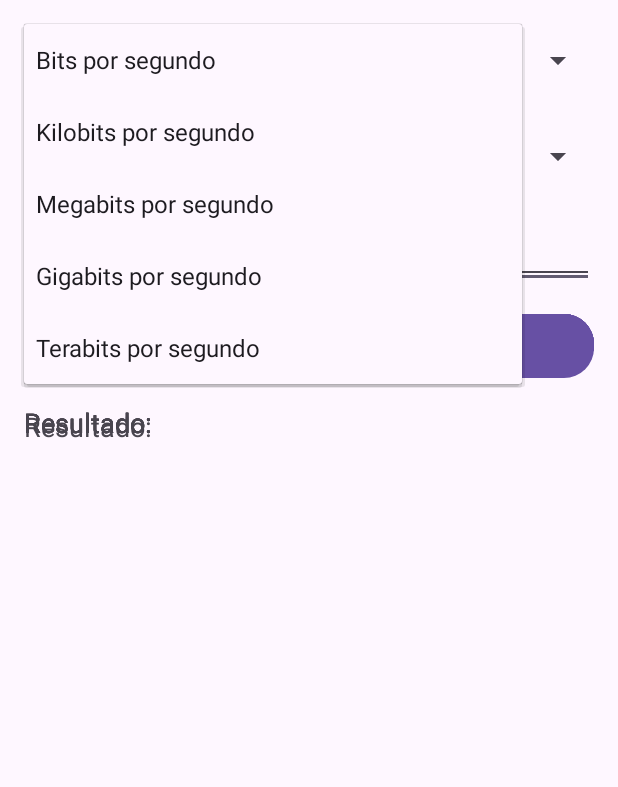
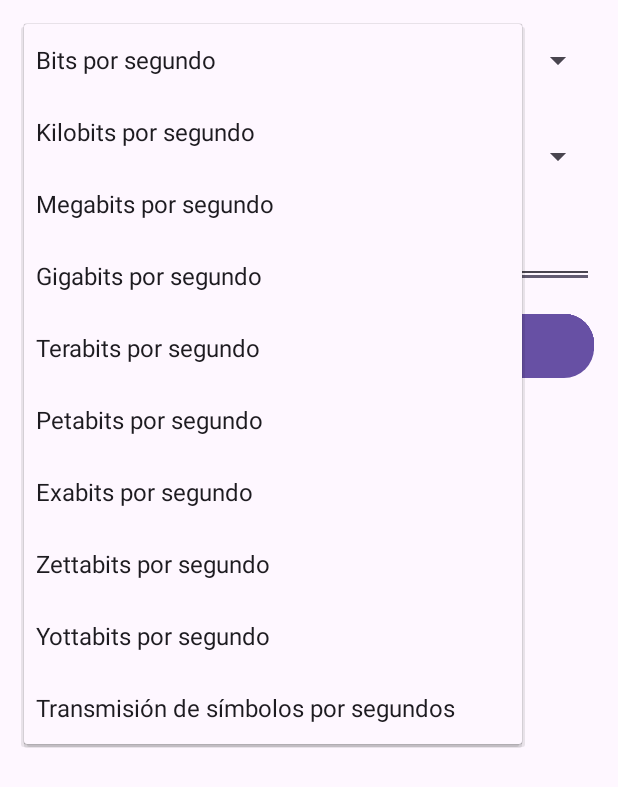
Before and after one commit to eduardosantosugb/Progall-Semi-2025, an Android app: the screen it shows after launch (MainActivity), after a tap on "Dólar", on a phone screen of 412 x 824 dp. Shown: the top 787 px of the screen. Run offline under Robolectric (Android 15) with nearby library versions, the phone set to English and light mode, and no system bars.

Commit message:
Conversores completo, facilito

```diff
--- a/app/src/main/java/com/ugb/miprimeraaplicacion/MainActivity.java
+++ b/app/src/main/java/com/ugb/miprimeraaplicacion/MainActivity.java
@@ -1,4 +1,6 @@
 package com.ugb.miprimeraaplicacion;
+
+
 
 import android.Manifest;
 import android.app.NotificationChannel;
@@ -11,65 +13,32 @@ import androidx.appcompat.app.AppCompatActivity;
 import androidx.core.app.ActivityCompat;
 import androidx.core.app.NotificationCompat;
 import androidx.core.app.NotificationManagerCompat;
-import java.util.HashMap;
-import java.util.Map;
 
 public class MainActivity extends AppCompatActivity {
 
     private TabHost tabHost;
     private final String CHANNEL_ID = "conversion_result";
 
-    // Mapa para almacenar las tasas de conversión
-    private static final Map<String, Double> conversionRates = new HashMap<>();
+    // Matrices para nombres de unidades y tasas de conversión
+    private final String[][] unitNames = {
+            {"Dólar", "Euro", "Libra Esterlina", "Yen Japonés", "Yuan Chino", "Peso Mexicano", "Peso Argentino", "Real Brasileño", "Rublo Ruso", "Franco Suizo"}, // Monedas
+            {"Kilogramo", "Gramo", "Miligramo", "Tonelada", "Libra", "Onza", "Stone", "Microgramo", "Quintal", "Slug"}, // Masa
+            {"Litro", "Mililitro", "Galón", "Pinta", "Taza", "Onza líquida", "Barril", "Metro cúbico", "Decilitro", "Cuarto"}, // Volumen
+            {"Metro", "Centímetro", "Milímetro", "Kilómetro", "Milla", "Yarda", "Pie", "Pulgada", "Nanómetro", "Micrómetro"}, // Longitud
+            {"Byte", "Kilobyte", "Megabyte", "Gigabyte", "Terabyte", "Petabyte", "Exabyte", "Zettabyte", "Yottabyte", "Bit"}, // Almacenamiento
+            {"Segundo", "Minuto", "Hora", "Día", "Semana", "Mes", "Año", "Milisegundo", "Microsegundo", "Nanosegundo"}, // Tiempo
+            {"Bits por segundo", "Kilobits por segundo", "Megabits por segundo", "Gigabits por segundo", "Terabits por segundo", "Petabits por segundo", "Exabits por segundo", "Zettabits por segundo", "Yottabits por segundo", "Transmisión de símbolos por segundos"} // Transferencia de datos
+    };
 
-    static {
-        // Monedas
-        conversionRates.put("Dólar-Euro", 0.92);
-        conversionRates.put("Euro-Dólar", 1.09);
-        conversionRates.put("Colón CR-Dólar", 0.0016);
-        conversionRates.put("Dólar-Colón CR", 624.50);
-        conversionRates.put("Quetzal-Dólar", 0.13);
-        conversionRates.put("Lempira-Dólar", 0.041);
-
-        // Masa
-        conversionRates.put("Kilogramos-Libras", 2.20462);
-        conversionRates.put("Libras-Kilogramos", 0.453592);
-        conversionRates.put("Onzas-Gramos", 28.3495);
-        conversionRates.put("Gramos-Onzas", 0.035274);
-
-        // Volumen
-        conversionRates.put("Litros-Mililitros", 1000.0);
-        conversionRates.put("Mililitros-Litros", 0.001);
-        conversionRates.put("Galones-Litros", 3.78541);
-        conversionRates.put("Litros-Galones", 0.264172);
-
-        // Longitud
-        conversionRates.put("Kilómetros-Millas", 0.621371);
-        conversionRates.put("Millas-Kilómetros", 1.60934);
-        conversionRates.put("Metros-Pies", 3.28084);
-        conversionRates.put("Pies-Metros", 0.3048);
-
-        // Almacenamiento
-        conversionRates.put("Bits-Bytes", 0.125);
-        conversionRates.put("Bytes-Kilobytes", 0.0009765625);
-        conversionRates.put("Kilobytes-Megabytes", 0.0009765625);
-        conversionRates.put("Megabytes-Gigabytes", 0.0009765625);
-        conversionRates.put("Gigabytes-Terabytes", 0.0009765625);
-
-        // Tiempo
-        conversionRates.put("Segundos-Minutos", 0.0166667);
-        conversionRates.put("Minutos-Horas", 0.0166667);
-        conversionRates.put("Horas-Días", 0.0416667);
-        conversionRates.put("Días-Semanas", 0.142857);
-        conversionRates.put("Semanas-Meses", 0.230137);
-        conversionRates.put("Meses-Años", 0.0833333);
-
-        // Transferencia de Datos
-        conversionRates.put("Bits por segundo-Kilobits por segundo", 0.001);
-        conversionRates.put("Kilobits por segundo-Megabits por segundo", 0.001);
-        conversionRates.put("Megabits por segundo-Gigabits por segundo", 0.001);
-        conversionRates.put("Gigabits por segundo-Terabits por segundo", 0.001);
-    }
+    private final double[][] conversionRates = {
+            {1, 0.85, 0.75, 110.53, 6.45, 74.39, 1.25, 1.34, 0.91, 5.26}, // Monedas
+            {1, 1000, 1000000, 0.001, 2.20462, 35.274, 0.15747, 1000000000, 0.01, 0.06852}, // Masa
+            {1, 1000, 0.264172, 2.11338, 4.22675, 33.814, 0.008648, 0.001, 10, 1.05669}, // Volumen
+            {1, 100, 1000, 0.001, 0.000621, 1.09361, 3.28084, 39.3701, 1000000000, 1000000}, // Longitud
+            {1, 0.001, 0.000001, 0.000000001, 0.000000000001, 0.000000000000001, 0.000000000000000001, 0.000000000000000000001, 0.000000000000000000000001, 8}, // Almacenamiento
+            {1, 0.01667, 0.0002778, 0.00001157, 0.00000165, 0.00000038, 0.0000000317, 1000, 1000000, 1000000000}, // Tiempo
+            {1, 0.001, 0.000001, 0.000000001, 0.000000000001, 0.000000000000001, 0.000000000000000001, 0.000000000000000000001, 0.000000000000000000000001, 1} // Transferencia de datos
+    };
 
     @Override
     protected void onCreate(Bundle savedInstanceState) {
@@ -114,15 +83,14 @@ public class MainActivity extends AppCompatActivity {
         EditText txtCantidadMonedas = findViewById(R.id.txtCantidadMonedas);
         TextView lblRespuestaMonedas = findViewById(R.id.lblRespuestaMonedas);
 
-        ArrayAdapter<CharSequence> adapter = ArrayAdapter.createFromResource(
-                this, R.array.monedas_options, android.R.layout.simple_spinner_item);
+        ArrayAdapter<String> adapter = new ArrayAdapter<>(this, android.R.layout.simple_spinner_item, unitNames[0]);
         adapter.setDropDownViewResource(android.R.layout.simple_spinner_dropdown_item);
 
         spnDeMonedas.setAdapter(adapter);
         spnAMonedas.setAdapter(adapter);
 
         btnConvertirMonedas.setOnClickListener(v -> calcularConversion(
-                txtCantidadMonedas, spnDeMonedas, spnAMonedas, lblRespuestaMonedas));
+                txtCantidadMonedas, spnDeMonedas, spnAMonedas, lblRespuestaMonedas, 0));
     }
 
     private void inicializarPestanaMasa() {
@@ -132,15 +100,14 @@ public class MainActivity extends AppCompatActivity {
         EditText txtCantidadMasa = findViewById(R.id.txtCantidadMasa);
         TextView lblRespuestaMasa = findViewById(R.id.lblRespuestaMasa);
 
-        ArrayAdapter<CharSequence> adapter = ArrayAdapter.createFromResource(
-                this, R.array.masa_options, android.R.layout.simple_spinner_item);
+        ArrayAdapter<String> adapter = new ArrayAdapter<>(this, android.R.layout.simple_spinner_item, unitNames[1]);
         adapter.setDropDownViewResource(android.R.layout.simple_spinner_dropdown_item);
 
         spnDeMasa.setAdapter(adapter);
         spnAMasa.setAdapter(adapter);
 
         btnConvertirMasa.setOnClickListener(v -> calcularConversion(
-                txtCantidadMasa, spnDeMasa, spnAMasa, lblRespuestaMasa));
+                txtCantidadMasa, spnDeMasa, spnAMasa, lblRespuestaMasa, 1));
     }
 
     private void inicializarPestanaVolumen() {
@@ -150,15 +117,14 @@ public class MainActivity extends AppCompatActivity {
         EditText txtCantidadVolumen = findViewById(R.id.txtCantidadVolumen);
         TextView lblRespuestaVolumen = findViewById(R.id.lblRespuestaVolumen);
 
-        ArrayAdapter<CharSequence> adapter = ArrayAdapter.createFromResource(
-                this, R.array.volumen_options, android.R.layout.simple_spinner_item);
+        ArrayAdapter<String> adapter = new ArrayAdapter<>(this, android.R.layout.simple_spinner_item, unitNames[2]);
         adapter.setDropDownViewResource(android.R.layout.simple_spinner_dropdown_item);
 
         spnDeVolumen.setAdapter(adapter);
         spnAVolumen.setAdapter(adapter);
 
         btnConvertirVolumen.setOnClickListener(v -> calcularConversion(
-                txtCantidadVolumen, spnDeVolumen, spnAVolumen, lblRespuestaVolumen));
+                txtCantidadVolumen, spnDeVolumen, spnAVolumen, lblRespuestaVolumen, 2));
     }
 
     private void inicializarPestanaLongitud() {
@@ -168,15 +134,14 @@ public class MainActivity extends AppCompatActivity {
         EditText txtCantidadLongitud = findViewById(R.id.txtCantidadLongitud);
         TextView lblRespuestaLongitud = findViewById(R.id.lblRespuestaLongitud);
 
-        ArrayAdapter<CharSequence> adapter = ArrayAdapter.createFromResource(
-                this, R.array.longitud_options, android.R.layout.simple_spinner_item);
+        ArrayAdapter<String> adapter = new ArrayAdapter<>(this, android.R.layout.simple_spinner_item, unitNames[3]);
         adapter.setDropDownViewResource(android.R.layout.simple_spinner_dropdown_item);
 
         spnDeLongitud.setAdapter(adapter);
         spnALongitud.setAdapter(adapter);
 
         btnConvertirLongitud.setOnClickListener(v -> calcularConversion(
-                txtCantidadLongitud, spnDeLongitud, spnALongitud, lblRespuestaLongitud));
+                txtCantidadLongitud, spnDeLongitud, spnALongitud, lblRespuestaLongitud, 3));
     }
 
     private void inicializarPestanaAlmacenamiento() {
@@ -186,15 +151,14 @@ public class MainActivity extends AppCompatActivity {
         EditText txtCantidadAlmacenamiento = findViewById(R.id.txtCantidadAlmacenamiento);
         TextView lblRespuestaAlmacenamiento = findViewById(R.id.lblRespuestaAlmacenamiento);
 
-        ArrayAdapter<CharSequence> adapter = ArrayAdapter.createFromResource(
-                this, R.array.almacenamiento_options, android.R.layout.simple_spinner_item);
+        ArrayAdapter<String> adapter = new ArrayAdapter<>(this, android.R.layout.simple_spinner_item, unitNames[4]);
         adapter.setDropDownViewResource(android.R.layout.simple_spinner_dropdown_item);
 
         spnDeAlmacenamiento.setAdapter(adapter);
         spnAAlmacenamiento.setAdapter(adapter);
 
         btnConvertirAlmacenamiento.setOnClickListener(v -> calcularConversion(
-                txtCantidadAlmacenamiento, spnDeAlmacenamiento, spnAAlmacenamiento, lblRespuestaAlmacenamiento));
+                txtCantidadAlmacenamiento, spnDeAlmacenamiento, spnAAlmacenamiento, lblRespuestaAlmacenamiento, 4));
     }
 
     private void inicializarPestanaTiempo() {
@@ -204,15 +168,14 @@ public class MainActivity extends AppCompatActivity {
         EditText txtCantidadTiempo = findViewById(R.id.txtCantidadTiempo);
         TextView lblRespuestaTiempo = findViewById(R.id.lblRespuestaTiempo);
 
-        ArrayAdapter<CharSequence> adapter = ArrayAdapter.createFromResource(
-                this, R.array.tiempo_options, android.R.layout.simple_spinner_item);
+        ArrayAdapter<String> adapter = new ArrayAdapter<>(this, android.R.layout.simple_spinner_item, unitNames[5]);
         adapter.setDropDownViewResource(android.R.layout.simple_spinner_dropdown_item);
 
         spnDeTiempo.setAdapter(adapter);
         spnATiempo.setAdapter(adapter);
 
         btnConvertirTiempo.setOnClickListener(v -> calcularConversion(
-                txtCantidadTiempo, spnDeTiempo, spnATiempo, lblRespuestaTiempo));
+                txtCantidadTiempo, spnDeTiempo, spnATiempo, lblRespuestaTiempo, 5));
     }
 
     private void inicializarPestanaTransferencia() {
@@ -222,18 +185,17 @@ public class MainActivity extends AppCompatActivity {
         EditText txtCantidadTransferencia = findViewById(R.id.txtCantidadTransferencia);
         TextView lblRespuestaTransferencia = findViewById(R.id.lblRespuestaTransferencia);
 
-        ArrayAdapter<CharSequence> adapter = ArrayAdapter.createFromResource(
-                this, R.array.transferencia_options, android.R.layout.simple_spinner_item);
+        ArrayAdapter<String> adapter = new ArrayAdapter<>(this, android.R.layout.simple_spinner_item, unitNames[6]);
         adapter.setDropDownViewResource(android.R.layout.simple_spinner_dropdown_item);
 
         spnDeTransferencia.setAdapter(adapter);
         spnATransferencia.setAdapter(adapter);
 
         btnConvertirTransferencia.setOnClickListener(v -> calcularConversion(
-                txtCantidadTransferencia, spnDeTransferencia, spnATransferencia, lblRespuestaTransferencia));
+                txtCantidadTransferencia, spnDeTransferencia, spnATransferencia, lblRespuestaTransferencia, 6));
     }
 
-    public void calcularConversion(EditText txtCantidad, Spinner spnDe, Spinner spnA, TextView lblRespuesta) {
+    public void calcularConversion(EditText txtCantidad, Spinner spnDe, Spinner spnA, TextView lblRespuesta, int categoria) {
         String cantidadStr = txtCantidad.getText().toString();
         if (cantidadStr.isEmpty()) {
             Toast.makeText(this, R.string.ingrese_valor_valido, Toast.LENGTH_SHORT).show();
@@ -250,18 +212,36 @@ public class MainActivity extends AppCompatActivity {
 
         String de = spnDe.getSelectedItem().toString();
         String a = spnA.getSelectedItem().toString();
-        String claveConversion = de + "-" + a;
 
-        if (!conversionRates.containsKey(claveConversion)) {
+        if (de.equals(a)) {
+            Toast.makeText(this, "No puede convertir la misma unidad.", Toast.LENGTH_SHORT).show();
+            return;
+        }
+
+        int indiceDe = obtenerIndiceUnidad(de, categoria);
+        int indiceA = obtenerIndiceUnidad(a, categoria);
+
+        if (indiceDe == -1 || indiceA == -1) {
             Toast.makeText(this, R.string.conversion_no_soportada, Toast.LENGTH_SHORT).show();
             return;
         }
 
-        double resultado = cantidad * conversionRates.get(claveConversion);
+        double tasa = conversionRates[categoria][indiceA] / conversionRates[categoria][indiceDe];
+        double resultado = cantidad * tasa;
+
         String mensaje = de + " a " + a + ": " + cantidad + " → " + resultado;
         lblRespuesta.setText(getString(R.string.lbl_resultado) + " " + resultado);
 
         mostrarNotificacion(mensaje);
+    }
+
+    private int obtenerIndiceUnidad(String unidad, int categoria) {
+        for (int i = 0; i < unitNames[categoria].length; i++) {
+            if (unitNames[categoria][i].equals(unidad)) {
+                return i;
+            }
+        }
+        return -1;
     }
 
     private void createNotificationChannel() {
@@ -279,7 +259,7 @@ public class MainActivity extends AppCompatActivity {
     private void mostrarNotificacion(String mensaje) {
         NotificationCompat.Builder builder = new NotificationCompat.Builder(this, CHANNEL_ID)
                 .setSmallIcon(R.drawable.ic_launcher_foreground)
-                .setContentTitle(getString(R.string.conversion_completada)) // Corregido aquí
+                .setContentTitle(getString(R.string.conversion_completada))
                 .setContentText(mensaje)
                 .setPriority(NotificationCompat.PRIORITY_DEFAULT);
 
@@ -289,4 +269,4 @@ public class MainActivity extends AppCompatActivity {
         }
         notificationManager.notify(1, builder.build());
     }
-    }
+}
--- a/app/src/main/res/layout/activity_main.xml
+++ b/app/src/main/res/layout/activity_main.xml
@@ -33,23 +33,23 @@
                     android:orientation="vertical"
                     android:padding="16dp">
 
-                    <!-- Spinner para seleccionar la opción de conversión -->
+                    <!-- Spinner para seleccionar la opción DE -->
                     <Spinner
                         android:id="@+id/spnDeMonedas"
                         android:layout_width="match_parent"
                         android:layout_height="wrap_content"
+                        android:prompt="@string/seleccione_opcion_de"
                         android:minHeight="48dp"
-                        android:textSize="18sp"
-                        android:prompt="@string/seleccione_opcion_de" />
+                        android:textSize="18sp" />
 
-                    <!-- Spinner para seleccionar la opción a convertir -->
+                    <!-- Spinner para seleccionar la opción A -->
                     <Spinner
                         android:id="@+id/spnAMonedas"
                         android:layout_width="match_parent"
                         android:layout_height="wrap_content"
+                        android:prompt="@string/seleccione_opcion_a"
                         android:minHeight="48dp"
                         android:textSize="18sp"
-                        android:prompt="@string/seleccione_opcion_a"
                         android:layout_marginTop="16dp" />
 
                     <!-- Campo para ingresar la cantidad -->
@@ -92,17 +92,17 @@
                         android:id="@+id/spnDeMasa"
                         android:layout_width="match_parent"
                         android:layout_height="wrap_content"
+                        android:prompt="@string/seleccione_opcion_de"
                         android:minHeight="48dp"
-                        android:textSize="18sp"
-                        android:prompt="@string/seleccione_opcion_de" />
+                        android:textSize="18sp" />
 
                     <Spinner
                         android:id="@+id/spnAMasa"
                         android:layout_width="match_parent"
                         android:layout_height="wrap_content"
+                        android:prompt="@string/seleccione_opcion_a"
                         android:minHeight="48dp"
                         android:textSize="18sp"
-                        android:prompt="@string/seleccione_opcion_a"
                         android:layout_marginTop="16dp" />
 
                     <EditText
@@ -141,17 +141,17 @@
                         android:id="@+id/spnDeVolumen"
                         android:layout_width="match_parent"
                         android:layout_height="wrap_content"
+                        android:prompt="@string/seleccione_opcion_de"
                         android:minHeight="48dp"
-                        android:textSize="18sp"
-                        android:prompt="@string/seleccione_opcion_de" />
+                        android:textSize="18sp" />
 
                     <Spinner
                         android:id="@+id/spnAVolumen"
                         android:layout_width="match_parent"
                         android:layout_height="wrap_content"
+                        android:prompt="@string/seleccione_opcion_a"
                         android:minHeight="48dp"
                         android:textSize="18sp"
-                        android:prompt="@string/seleccione_opcion_a"
                         android:layout_marginTop="16dp" />
 
                     <EditText
@@ -190,17 +190,17 @@
                         android:id="@+id/spnDeLongitud"
                         android:layout_width="match_parent"
                         android:layout_height="wrap_content"
+                        android:prompt="@string/seleccione_opcion_de"
                         android:minHeight="48dp"
-                        android:textSize="18sp"
-                        android:prompt="@string/seleccione_opcion_de" />
+                        android:textSize="18sp" />
 
                     <Spinner
                         android:id="@+id/spnALongitud"
                         android:layout_width="match_parent"
                         android:layout_height="wrap_content"
+                        android:prompt="@string/seleccione_opcion_a"
                         android:minHeight="48dp"
                         android:textSize="18sp"
-                        android:prompt="@string/seleccione_opcion_a"
                         android:layout_marginTop="16dp" />
 
                     <EditText
@@ -239,17 +239,17 @@
                         android:id="@+id/spnDeAlmacenamiento"
                         android:layout_width="match_parent"
                         android:layout_height="wrap_content"
+                        android:prompt="@string/seleccione_opcion_de"
                         android:minHeight="48dp"
-                        android:textSize="18sp"
-                        android:prompt="@string/seleccione_opcion_de" />
+                        android:textSize="18sp" />
 
                     <Spinner
                         android:id="@+id/spnAAlmacenamiento"
                         android:layout_width="match_parent"
                         android:layout_height="wrap_content"
+                        android:prompt="@string/seleccione_opcion_a"
                         android:minHeight="48dp"
                         android:textSize="18sp"
-                        android:prompt="@string/seleccione_opcion_a"
                         android:layout_marginTop="16dp" />
 
                     <EditText
@@ -288,17 +288,17 @@
                         android:id="@+id/spnDeTiempo"
                         android:layout_width="match_parent"
                         android:layout_height="wrap_content"
+                        android:prompt="@string/seleccione_opcion_de"
                         android:minHeight="48dp"
-                        android:textSize="18sp"
-                        android:prompt="@string/seleccione_opcion_de" />
+                        android:textSize="18sp" />
 
                     <Spinner
                         android:id="@+id/spnATiempo"
                         android:layout_width="match_parent"
                         android:layout_height="wrap_content"
+                        android:prompt="@string/seleccione_opcion_a"
                         android:minHeight="48dp"
                         android:textSize="18sp"
-                        android:prompt="@string/seleccione_opcion_a"
                         android:layout_marginTop="16dp" />
 
                     <EditText
@@ -337,17 +337,17 @@
                         android:id="@+id/spnDeTransferencia"
                         android:layout_width="match_parent"
                         android:layout_height="wrap_content"
+                        android:prompt="@string/seleccione_opcion_de"
                         android:minHeight="48dp"
-                        android:textSize="18sp"
-                        android:prompt="@string/seleccione_opcion_de" />
+                        android:textSize="18sp" />
 
                     <Spinner
                         android:id="@+id/spnATransferencia"
                         android:layout_width="match_parent"
                         android:layout_height="wrap_content"
+                        android:prompt="@string/seleccione_opcion_a"
                         android:minHeight="48dp"
                         android:textSize="18sp"
-                        android:prompt="@string/seleccione_opcion_a"
                         android:layout_marginTop="16dp" />
 
                     <EditText
```
Also changed, not shown: app/src/main/res/values/strings.xml (+49 -21 lines).
